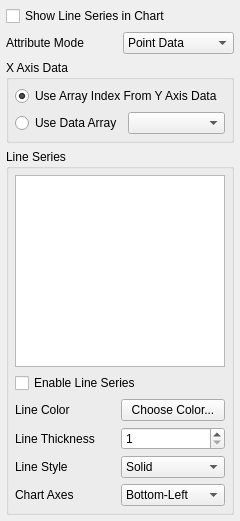
The window that Qt/Components/Resources/UI/pqXYPlotDisplayEditor.ui (wildmichael/ParaView3-enhancements-old) describes before a commit, drawn with Qt 5.
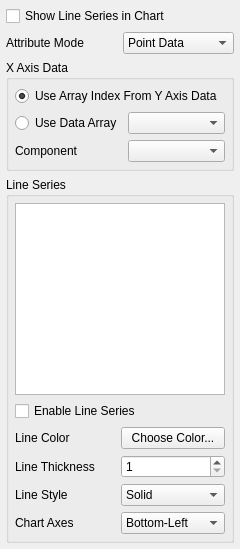
The same window after the commit. Icons and pictures are not drawn. Custom widgets are drawn as their Qt base class.

Commit message: ENH: Changing the line chart default x-axis. It will be time or probe location now. The probe location uses distance along the line by default. The line chart also supports vector arrays for the x and y axes. The user can choose the magnitude or any of the components.

Diff of the .ui file:
```diff
--- a/Qt/Components/Resources/UI/pqXYPlotDisplayEditor.ui
+++ b/Qt/Components/Resources/UI/pqXYPlotDisplayEditor.ui
@@ -241,6 +241,20 @@
       <property name="spacing" >
        <number>6</number>
       </property>
+      <item row="2" column="1" >
+       <widget class="QComboBox" name="XAxisComponent" >
+        <property name="whatsThis" >
+         <string>Choose the component of the x-axis data array.</string>
+        </property>
+       </widget>
+      </item>
+      <item row="2" column="0" >
+       <widget class="QLabel" name="label_6" >
+        <property name="text" >
+         <string>Component</string>
+        </property>
+       </widget>
+      </item>
       <item row="1" column="1" >
        <widget class="QComboBox" name="XAxisArray" >
         <property name="whatsThis" >
```
Left out of the diff: 2 changed lines with no effect on the pictures. The commit also changes 12 other files.
